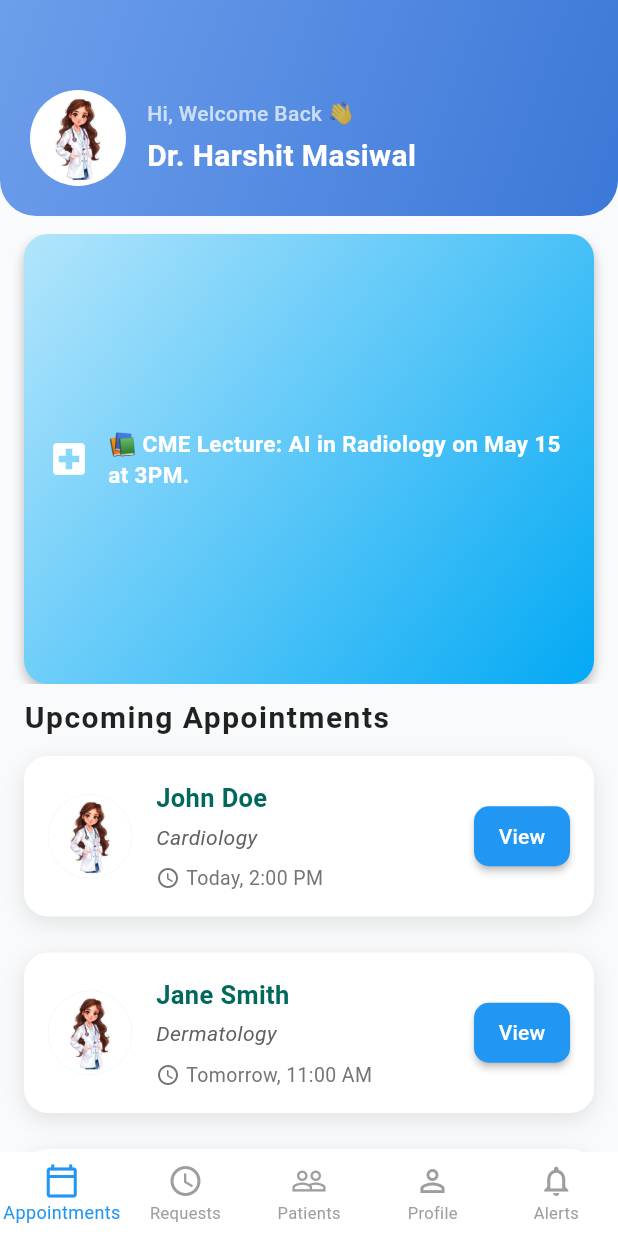
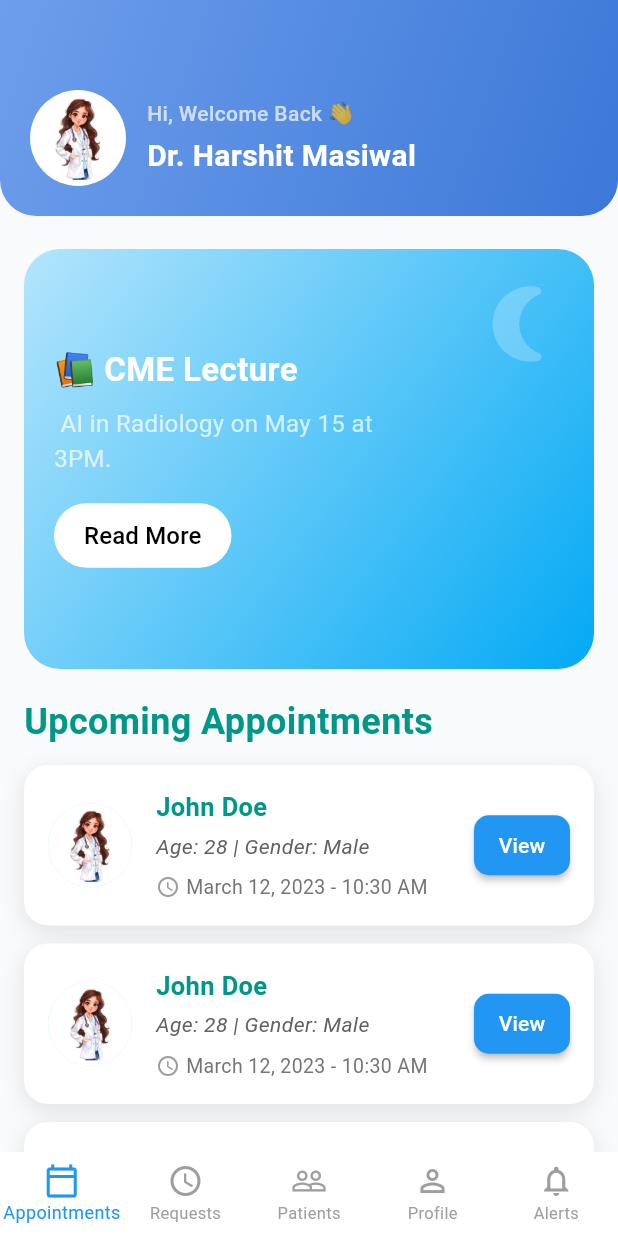
Before and after one commit to suryanshranjan/Hackoverflow, a Flutter app: the screen it shows after launch, on a phone screen of 412 x 824 dp. Run offline on Flutter 3.47's test engine with Material 3 defaults, Android fonts, the phone set to English and light mode, and no system bars; our stand-ins replace carousel_slider, shared_preferences.

Commit message:
added Patient page and Alerts Page

```diff
--- /dev/null
+++ b/frontend/hackoverflow/lib/screen/doctor/PastAppointmentsPage.dart
@@ -0,0 +1,79 @@
+import 'package:flutter/material.dart';
+import './components/AppointmentCard.dart';
+
+class PastAppointmentsPage extends StatelessWidget {
+  const PastAppointmentsPage({super.key});
+
+  @override
+  Widget build(BuildContext context) {
+    return Scaffold(
+      backgroundColor: const Color(0xFFF3F4F6),
+      body: Padding(
+        padding: const EdgeInsets.all(16),
+        child: Column(
+          crossAxisAlignment: CrossAxisAlignment.start,
+          children: [
+            // Title Text
+            const Text(
+              'Past Appointments',
+              style: TextStyle(
+                fontSize: 24,
+                fontWeight: FontWeight.bold,
+                color: Colors.teal,
+              ),
+            ),
+            const SizedBox(height: 20),
+            Expanded(
+              child: ListView(
+                children: [
+                  _buildAppointmentCard(
+                    patientName: 'John Doe',
+                    age: 28,
+                    gender: 'Male',
+                    symptoms: 'Fever, Cough, Headache',
+                    time: 'January 15, 2023 - 2:30 PM',
+                    profileImage: 'assets/doctor.webp',
+                  ),
+                  _buildAppointmentCard(
+                    patientName: 'Emily Smith',
+                    age: 34,
+                    gender: 'Female',
+                    symptoms: 'Nausea, Vomiting',
+                    time: 'February 10, 2023 - 11:00 AM',
+                    profileImage: 'assets/doctor.webp',
+                  ),
+                  _buildAppointmentCard(
+                    patientName: 'Robert Brown',
+                    age: 40,
+                    gender: 'Male',
+                    symptoms: 'Back Pain, Fatigue',
+                    time: 'March 5, 2023 - 4:00 PM',
+                    profileImage: 'assets/doctor.webp',
+                  ),
+                ],
+              ),
+            ),
+          ],
+        ),
+      ),
+    );
+  }
+
+  Widget _buildAppointmentCard({
+    required String patientName,
+    required int age,
+    required String gender,
+    required String symptoms,
+    required String time,
+    required String profileImage,
+  }) {
+    return AppointmentCard(
+      patientName: patientName,
+      age: age,
+      gender: gender,
+      symptoms: symptoms,
+      time: time,
+      profileImage: profileImage,
+    );
+  }
+}
--- a/frontend/hackoverflow/lib/screen/doctor/components/AppointmentCard.dart
+++ b/frontend/hackoverflow/lib/screen/doctor/components/AppointmentCard.dart
@@ -1,19 +1,22 @@
 import 'package:flutter/material.dart';
 
 class AppointmentCard extends StatelessWidget {
-  final String name;
-  final String specialty;
+  final String patientName;
+  final int age;
+  final String gender;
+  final String symptoms;
   final String time;
-  final VoidCallback? onViewPressed;
   final String profileImage;
 
   const AppointmentCard({
     Key? key,
-    required this.name,
-    required this.specialty,
+    required this.patientName,
+    required this.age,
+    required this.gender,
+    required this.symptoms,
     required this.time,
-    this.onViewPressed,
-    this.profileImage = 'assets/patient_avatar.png',
+    this.profileImage =
+        'assets/patient_avatar.png', // Default image if none is provided
   }) : super(key: key);
 
   @override
@@ -37,7 +40,7 @@ class AppointmentCard extends StatelessWidget {
         children: [
           CircleAvatar(
             radius: 28,
-            backgroundImage: AssetImage(profileImage),
+            backgroundImage: AssetImage(profileImage), // Displaying the image
           ),
           const SizedBox(width: 16),
           Expanded(
@@ -45,16 +48,16 @@ class AppointmentCard extends StatelessWidget {
               crossAxisAlignment: CrossAxisAlignment.start,
               children: [
                 Text(
-                  name,
-                  style: TextStyle(
+                  patientName,
+                  style: const TextStyle(
                     fontSize: 17,
                     fontWeight: FontWeight.bold,
-                    color: Colors.teal[800],
+                    color: Colors.teal,
                   ),
                 ),
                 const SizedBox(height: 4),
                 Text(
-                  specialty,
+                  'Age: $age | Gender: $gender',
                   style: TextStyle(
                     fontSize: 14,
                     color: Colors.grey[700],
@@ -64,8 +67,8 @@ class AppointmentCard extends StatelessWidget {
                 const SizedBox(height: 8),
                 Row(
                   children: [
-                    Icon(Icons.access_time_rounded,
-                        size: 16, color: Colors.grey[600]),
+                    const Icon(Icons.access_time_rounded,
+                        size: 16, color: Colors.grey),
                     const SizedBox(width: 4),
                     Text(
                       time,
@@ -80,7 +83,10 @@ class AppointmentCard extends StatelessWidget {
             ),
           ),
           ElevatedButton(
-            onPressed: onViewPressed ?? () {},
+            onPressed: () {
+              // Show the popup (dialog) when tapped on "View"
+              _showAppointmentDetailsDialog(context);
+            },
             style: ElevatedButton.styleFrom(
               backgroundColor: Colors.blue, // Blue color for the button
               foregroundColor: Colors.white,
@@ -99,4 +105,45 @@ class AppointmentCard extends StatelessWidget {
       ),
     );
   }
+
+  // Method to show the popup dialog with detailed appointment info
+  void _showAppointmentDetailsDialog(BuildContext context) {
+    showDialog(
+      context: context,
+      builder: (BuildContext context) {
+        return AlertDialog(
+          title: Text('Appointment Details for $patientName'),
+          content: SingleChildScrollView(
+            child: ListBody(
+              children: <Widget>[
+                CircleAvatar(
+                  radius: 50,
+                  backgroundImage: AssetImage(
+                      profileImage), // Displaying image in the dialog
+                ),
+                const SizedBox(height: 8),
+                Text('Patient Name: $patientName'),
+                const SizedBox(height: 8),
+                Text('Age: $age'),
+                const SizedBox(height: 8),
+                Text('Gender: $gender'),
+                const SizedBox(height: 8),
+                Text('Symptoms: $symptoms'),
+                const SizedBox(height: 8),
+                Text('Appointment Time: $time'),
+              ],
+            ),
+          ),
+          actions: <Widget>[
+            TextButton(
+              onPressed: () {
+                Navigator.of(context).pop(); // Close the dialog
+              },
+              child: const Text('Close'),
+            ),
+          ],
+        );
+      },
+    );
+  }
 }
--- a/frontend/hackoverflow/lib/screen/doctor/components/TilesSection.dart
+++ b/frontend/hackoverflow/lib/screen/doctor/components/TilesSection.dart
@@ -15,7 +15,7 @@ class _TilesSectionState extends State<TilesSection> {
   final List<_TileData> _tiles = [
     _TileData(
       text: '🧪 New Vaccine Update: Trials for RSV show 95% effectiveness.',
-      colors: [Color(0xFFC8E6C9), Color(0xFF4CAF50)], // yellow-orange
+      colors: [Color(0xFFC8E6C9), Color(0xFF4CAF50)], // yellow-green
     ),
     _TileData(
       text: '📚 CME Lecture: AI in Radiology on May 15 at 3PM.',
@@ -24,7 +24,7 @@ class _TilesSectionState extends State<TilesSection> {
     _TileData(
       text:
           '📢 Announcement: New patient portal launched with telemedicine features.',
-      colors: [Color(0xFFFFE082), Color(0xFFFFC107)], // green
+      colors: [Color(0xFFFFE082), Color(0xFFFFC107)], // yellow-orange
     ),
     _TileData(
       text:
@@ -75,47 +75,85 @@ class _TilesSectionState extends State<TilesSection> {
         controller: _pageController,
         itemCount: _tiles.length,
         itemBuilder: (context, index) {
-          return _buildTile(_tiles[index]);
+          return _buildTile(_tiles[index]); // Use the correct tile data
         },
       ),
     );
   }
 
-  Widget _buildTile(_TileData tile) {
+  // Corrected buildTile method
+  Widget _buildTile(_TileData tileData) {
     return Container(
-      margin: const EdgeInsets.symmetric(horizontal: 16),
+      margin: const EdgeInsets.symmetric(horizontal: 16, vertical: 10),
+      padding: const EdgeInsets.all(20),
+      height: 160,
       decoration: BoxDecoration(
+        borderRadius: BorderRadius.circular(24),
         gradient: LinearGradient(
-          colors: tile.colors,
+          colors: tileData.colors, // Use the tile colors
           begin: Alignment.topLeft,
           end: Alignment.bottomRight,
         ),
-        borderRadius: BorderRadius.circular(16),
-        boxShadow: const [
-          BoxShadow(
-            color: Colors.black26,
-            blurRadius: 6,
-            offset: Offset(0, 4),
-          ),
-        ],
       ),
-      padding: const EdgeInsets.all(16),
       child: Row(
         children: [
-          const Icon(Icons.local_hospital, color: Colors.white, size: 28),
-          const SizedBox(width: 12),
+          // Text Column
           Expanded(
-            child: Text(
-              tile.text,
-              style: const TextStyle(
-                color: Colors.white,
-                fontSize: 15,
-                fontWeight: FontWeight.w600,
-              ),
-              maxLines: 3,
-              overflow: TextOverflow.ellipsis,
+            flex: 3,
+            child: Column(
+              crossAxisAlignment: CrossAxisAlignment.start,
+              mainAxisAlignment: MainAxisAlignment.center,
+              children: [
+                Text(
+                  tileData.text.split(':').first, // Display part of the text
+                  style: const TextStyle(
+                    color: Colors.white,
+                    fontSize: 22,
+                    fontWeight: FontWeight.bold,
+                  ),
+                ),
+                const SizedBox(height: 8),
+                Text(
+                  tileData.text.split(':').last, // Display the remaining text
+                  style: const TextStyle(
+                    color: Colors.white70,
+                    fontSize: 16,
+                  ),
+                ),
+                const SizedBox(height: 16),
+                TextButton(
+                  onPressed: () {},
+                  style: TextButton.styleFrom(
+                    backgroundColor: Colors.white,
+                    shape: RoundedRectangleBorder(
+                      borderRadius: BorderRadius.circular(30),
+                    ),
+                    padding: const EdgeInsets.symmetric(
+                        horizontal: 20, vertical: 10),
+                  ),
+                  child: const Text(
+                    'Read More',
+                    style: TextStyle(
+                      color: Colors.black,
+                      fontSize: 16,
+                    ),
+                  ),
+                ),
+              ],
             ),
           ),
+          // Right side icon
+          const Expanded(
+            flex: 1,
+            child: Align(
+              alignment: Alignment.topRight,
+              child: Icon(
+                Icons.nightlight_round,
+                color: Colors.white24,
+                size: 60,
+              ),
+            ),
+          )
         ],
       ),
     );
--- a/frontend/hackoverflow/lib/screen/doctor/doctor_dashboard.dart
+++ b/frontend/hackoverflow/lib/screen/doctor/doctor_dashboard.dart
@@ -1,4 +1,6 @@
 import 'package:flutter/material.dart';
+import 'package:hackoverflow/screen/doctor/Alerts.dart';
+import 'package:hackoverflow/screen/doctor/PastAppointmentsPage.dart';
 import 'package:hackoverflow/screen/doctor/request_appointment.dart';
 import './components/AppointmentCard.dart';
 import './components/ProfileGreeting.dart';
@@ -55,32 +57,34 @@ class _DoctorDashboardState extends State<DoctorDashboard> {
       child: Column(
         children: const [
           AppointmentCard(
-            name: 'John Doe',
-            specialty: 'Cardiology',
-            time: 'Today, 2:00 PM',
+            patientName: 'John Doe',
+            age: 28,
+            gender: 'Male',
+            symptoms: 'Fever, Headache, Cough',
+            time: 'March 12, 2023 - 10:30 AM',
             profileImage: 'assets/doctor.webp',
           ),
-          SizedBox(height: 12),
           AppointmentCard(
-            name: 'Jane Smith',
-            specialty: 'Dermatology',
-            time: 'Tomorrow, 11:00 AM',
+            patientName: 'John Doe',
+            age: 28,
+            gender: 'Male',
+            symptoms: 'Fever, Headache, Cough',
+            time: 'March 12, 2023 - 10:30 AM',
             profileImage: 'assets/doctor.webp',
           ),
-          SizedBox(height: 12),
           AppointmentCard(
-            name: 'Bob Johnson',
-            specialty: 'Neurology',
-            time: 'Tomorrow, 4:00 PM',
+            patientName: 'John Doe',
+            age: 28,
+            gender: 'Male',
+            symptoms: 'Fever, Headache, Cough',
+            time: 'March 12, 2023 - 10:30 AM',
             profileImage: 'assets/doctor.webp',
-          ),
+          )
         ],
       ),
     );
   }
 
-  // Body of the Doctor Dashboard, changing based on selected index
-  // Body of the Doctor Dashboard, changing based on selected index
   Widget _buildBody() {
     switch (_selectedIndex) {
       case 0:
@@ -97,12 +101,9 @@ class _DoctorDashboardState extends State<DoctorDashboard> {
                 child: Text(
                   'Upcoming Appointments',
                   style: TextStyle(
-                    fontSize: 20, // Slightly larger for emphasis
+                    fontSize: 24,
                     fontWeight: FontWeight.bold,
-                    color: Colors.black87,
-                    letterSpacing:
-                        1, // Adds a bit of spacing between the letters
-                    height: 1.4, // Adjust line height for better spacing
+                    color: Colors.teal,
                   ),
                 ),
               ),
@@ -113,11 +114,11 @@ class _DoctorDashboardState extends State<DoctorDashboard> {
       case 1:
         return RequestAppointmentPage();
       case 2:
-        return Center(child: Text("Patients screen coming soon..."));
+        return PastAppointmentsPage();
       case 3:
         return ProfilePage();
       case 4:
-        return Center(child: Text("Notifications screen coming soon..."));
+        return NotificationsPage();
       default:
         return const SizedBox();
     }
--- a/frontend/hackoverflow/lib/screen/doctor/request_appointment.dart
+++ b/frontend/hackoverflow/lib/screen/doctor/request_appointment.dart
@@ -58,9 +58,9 @@ class RequestAppointmentPage extends StatelessWidget {
                 Text(
                   'Incoming Appointment Requests',
                   style: TextStyle(
-                    fontSize: 22,
+                    fontSize: 24,
                     fontWeight: FontWeight.bold,
-                    color: Colors.black87,
+                    color: Colors.teal,
                   ),
                 ),
                 const SizedBox(height: 16),
```
Also changed, not shown: frontend/hackoverflow/lib/screen/doctor/Alerts.dart (added, +111 -0 lines), frontend/hackoverflow/lib/screen/doctor/components/NotificationTile.dart (added, +56 -0 lines).
